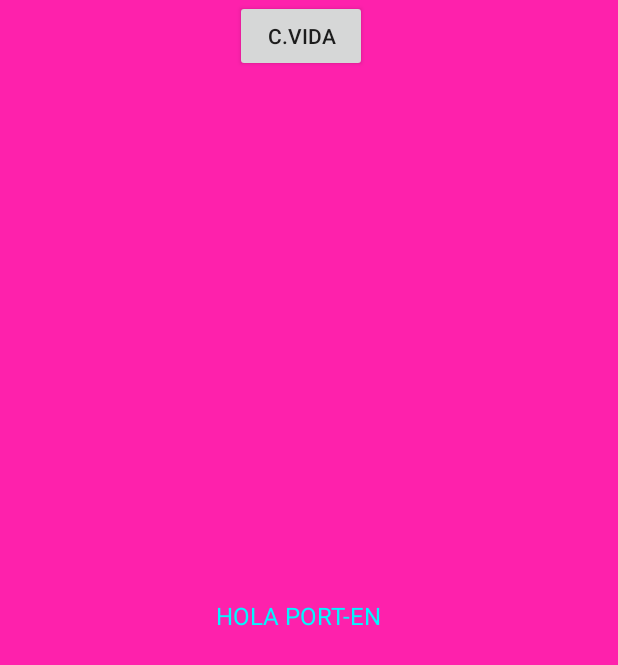
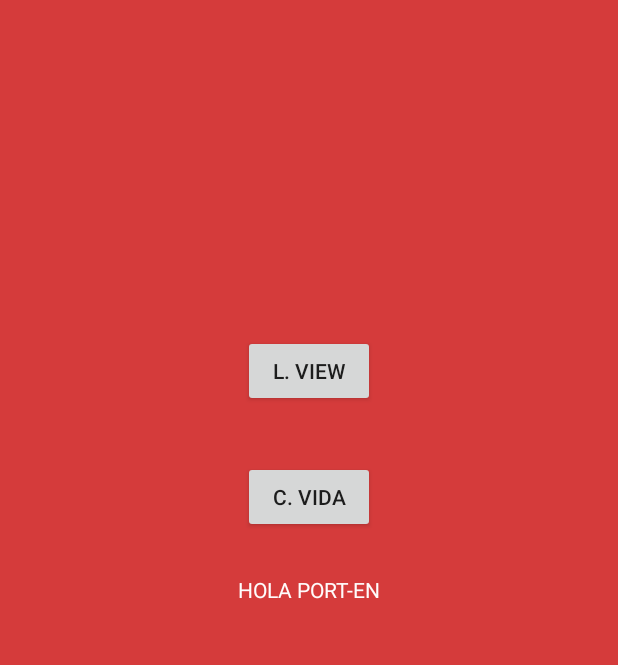
Before and after one commit to EPN-2023B-Moviles-GR1CCA/2023B-mov-gr1cca-ramirez-guana-ivonne-mireya, an Android app built with Jetpack Compose: the layout activity_main.xml on its own in the app's theme, with its tools: preview values and no code run, on a phone screen of 412 x 824 dp. Shown: the top 665 px of the screen. Run offline under Robolectric (Android 15) with nearby library versions, the phone set to English and light mode, and no system bars.

Commit message:
clase 006

```diff
--- a/02-android/app/src/main/res/layout/activity_main.xml
+++ b/02-android/app/src/main/res/layout/activity_main.xml
@@ -4,31 +4,40 @@
     xmlns:tools="http://schemas.android.com/tools"
     android:layout_width="match_parent"
     android:layout_height="match_parent"
-    android:background="#FFFFFF"
-    android:backgroundTint="@color/background">
+    android:background="#D53B3B">
 
     <TextView
         android:id="@+id/textView"
         android:layout_width="wrap_content"
         android:layout_height="wrap_content"
         android:text="@string/texto_saludo"
-        android:textColor="@color/ejemplo_color"
-        android:textSize="16sp"
+        android:textColor="#FFFCFC"
         app:layout_constraintBottom_toBottomOf="parent"
         app:layout_constraintEnd_toEndOf="parent"
-        app:layout_constraintHorizontal_bias="0.476"
         app:layout_constraintStart_toStartOf="parent"
         app:layout_constraintTop_toTopOf="parent"
-        app:layout_constraintVertical_bias="0.498" />
+        app:layout_constraintVertical_bias="0.476" />
 
     <Button
         android:id="@+id/btn_ciclo_vida"
         android:layout_width="wrap_content"
         android:layout_height="wrap_content"
-        android:text="C.Vida"
+        android:layout_marginBottom="28dp"
+        android:text="C. Vida"
+        app:layout_constraintBottom_toTopOf="@+id/textView"
         app:layout_constraintEnd_toEndOf="@+id/textView"
-        app:layout_constraintHorizontal_bias="0.576"
-        app:layout_constraintStart_toStartOf="@+id/textView"
-        tools:layout_editor_absoluteY="419dp" />
+        app:layout_constraintHorizontal_bias="0.508"
+        app:layout_constraintStart_toStartOf="@+id/textView" />
+
+    <Button
+        android:id="@+id/btn_ir_list_view"
+        android:layout_width="wrap_content"
+        android:layout_height="wrap_content"
+        android:layout_marginBottom="36dp"
+        android:text="L. View"
+        app:layout_constraintBottom_toTopOf="@+id/btn_ciclo_vida"
+        app:layout_constraintEnd_toEndOf="@+id/btn_ciclo_vida"
+        app:layout_constraintHorizontal_bias="0.0"
+        app:layout_constraintStart_toStartOf="@+id/btn_ciclo_vida" />
 
 </androidx.constraintlayout.widget.ConstraintLayout>
--- a/02-android/app/src/main/res/values/strings.xml
+++ b/02-android/app/src/main/res/values/strings.xml
@@ -1,6 +1,5 @@
 <resources>
-    <string name="app_name">Gr1accimrg2023b</string>
-    <string name="texto_saludo">HOLA PORT-ES</string>
-    <color name="ejemplo_color">#8BC34A</color>
-    <color name="background">#DD00FFE1</color>
+    <string name="app_name">Gr1accvaes2023b</string>
+    <string name="texto_saludo">Hola</string>
+    <color name="ejemplo_color">#FFFFFFFF</color>
 </resources>
--- a/02-android/app/src/main/res/values/themes.xml
+++ b/02-android/app/src/main/res/values/themes.xml
@@ -1,5 +1,5 @@
 <?xml version="1.0" encoding="utf-8"?>
 <resources>
 
-    <style name="Theme.Gr1accimrg2023b" parent="android:Theme.Material.Light.NoActionBar" />
+    <style name="Theme.Gr1accvaes2023b" parent="android:Theme.Material.Light.NoActionBar" />
 </resources>
```
Also changed, not shown: 02-android/app/src/main/AndroidManifest.xml (+10 -1 lines), 02-android/app/src/main/java/com/example/gr1accimrg2023b/BBaseDatosMemoria.kt (renamed from 02-android/app/src/main/java/com/example/gr1accimrg2023b/ui/BBaseDatosMemoria.kt, +7 -7 lines), 02-android/app/src/main/java/com/example/gr1accimrg2023b/BEntrenador.kt (+8 -1 lines), 02-android/app/src/main/java/com/example/gr1accimrg2023b/BListView.kt (+55 -2 lines), 02-android/app/src/main/java/com/example/gr1accimrg2023b/MainActivity.kt (+9 -3 lines), 02-android/app/src/main/res/layout/activity_blist_view.xml (+20 -1 lines).
